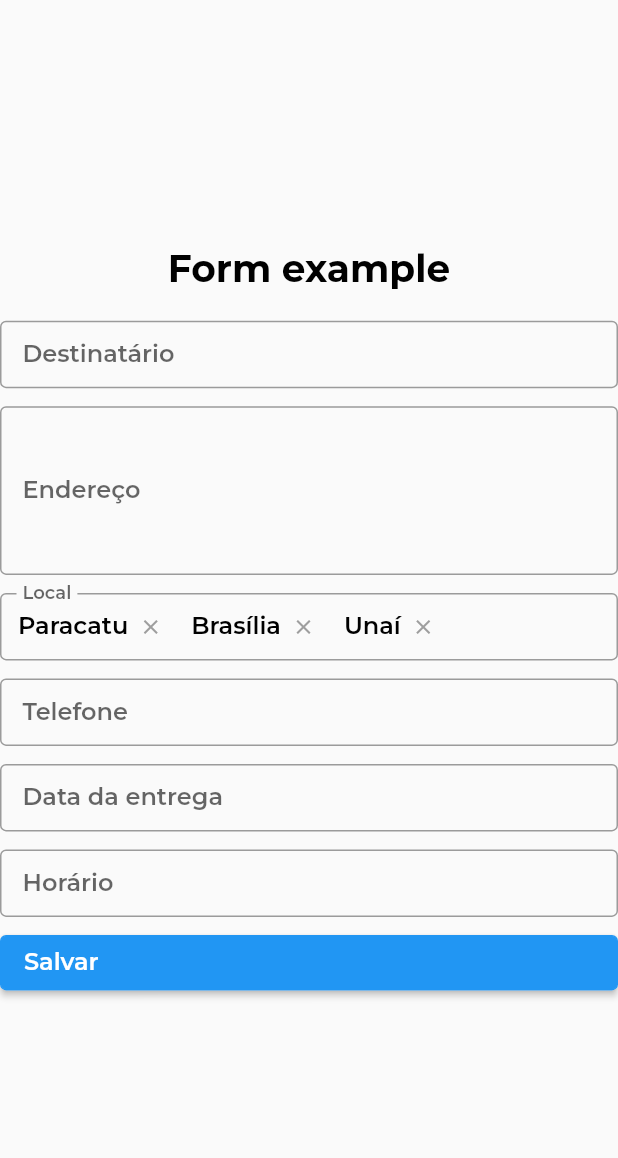
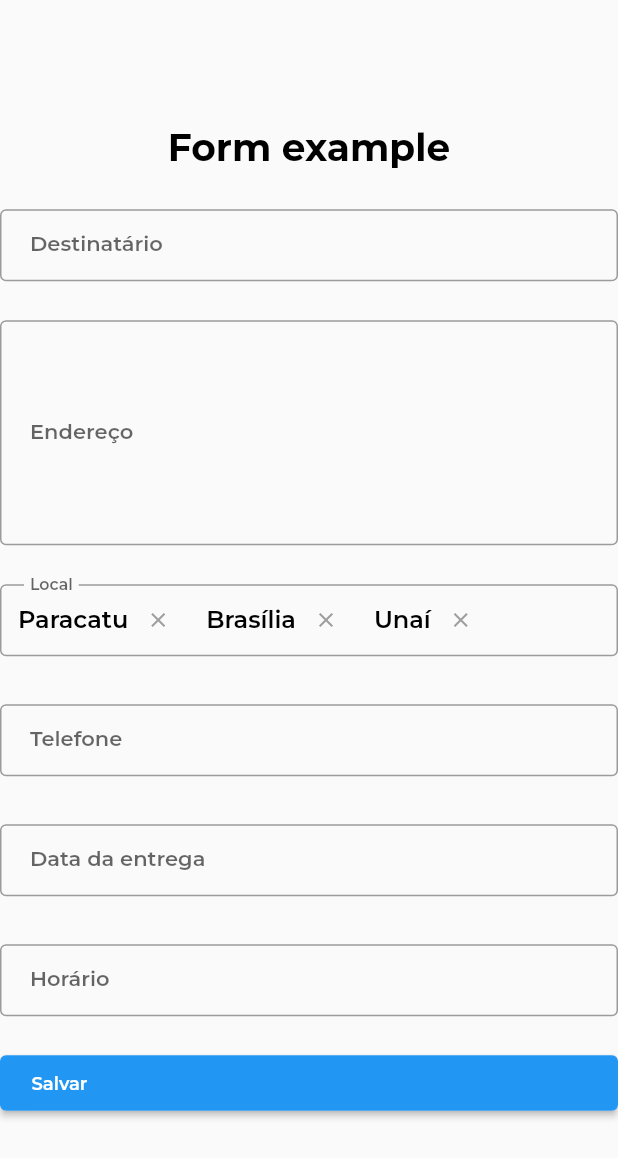
Before and after one commit to maykedesenvolvimento/flutter_boilerplate, a Flutter app: the screen it shows after launch, on a phone screen of 412 x 824 dp. Shown: the top 1158 px of the screen. Run offline on Flutter 3.47's test engine with Material 2 defaults, Android fonts, the phone set to English and light mode, and no system bars; our stand-ins replace google_fonts.

Commit message:
refactor: sizes removed

```diff
--- a/lib/app/definitions/sizes.dart
+++ /dev/null
@@ -1,29 +0,0 @@
-enum AppSize {
-  small,
-  medium,
-  large,
-}
-
-class AppSizes {
-  static double text(AppSize size) {
-    switch (size) {
-      case AppSize.small:
-        return 14;
-      case AppSize.medium:
-        return 16;
-      case AppSize.large:
-        return 18;
-    }
-  }
-
-  static double spacing(AppSize size) {
-    switch (size) {
-      case AppSize.small:
-        return 6;
-      case AppSize.medium:
-        return 7.5;
-      case AppSize.large:
-        return 9;
-    }
-  }
-}
--- a/lib/app/form/views/button.dart
+++ b/lib/app/form/views/button.dart
@@ -1,5 +1,4 @@
 import 'package:flutter/material.dart';
-import '../../definitions/sizes.dart';
 import '../../definitions/text.dart';
 
 class Button extends StatelessWidget {
@@ -11,7 +10,6 @@ class Button extends StatelessWidget {
   final bool outlined;
   final bool circular;
   final IconData? icon;
-  final AppSize size;
   final double? width;
 
   const Button({
@@ -24,14 +22,13 @@ class Button extends StatelessWidget {
     this.loading = false,
     this.icon,
     this.outlined = false,
-    this.size = AppSize.medium,
     this.width,
   }) : super(key: key);
 
   Color get txtColor => outlined ? color : textColor;
   Color get bgColor => outlined ? textColor : color;
-  double get textSize => AppSizes.text(size);
-  double get spacing => AppSizes.spacing(size);
+  double get textSize => 12;
+  double get spacing => 10;
 
   BorderRadius get radius => BorderRadius.circular(circular ? width! / 2 : 4);
 
--- a/lib/app/form/views/form.dart
+++ b/lib/app/form/views/form.dart
@@ -1,5 +1,4 @@
 import 'package:flutter/material.dart';
-import '../../definitions/sizes.dart';
 import '../interfaces/form.dart';
 import '../models/form_item.dart';
 import 'input.dart';
@@ -38,11 +37,8 @@ class _FormState extends State<AppForm> {
           final idx = items.indexOf(e);
 
           return Padding(
-            padding: EdgeInsets.only(
-              bottom: AppSizes.spacing(AppSize.small) * 2,
-            ),
+            padding: const EdgeInsets.only(bottom: 20),
             child: Input(
-              size: AppSize.medium,
               controller: controllers[idx],
               node: nodes[idx],
               onChange: (val) {
@@ -57,7 +53,6 @@ class _FormState extends State<AppForm> {
         Button(
           label: 'Salvar',
           loading: loading,
-          size: AppSize.medium,
           onClick: () {
             final Map<String, dynamic> map = {};
             items.map((e) {
--- a/lib/app/form/views/input.dart
+++ b/lib/app/form/views/input.dart
@@ -1,13 +1,11 @@
 import 'package:flutter/material.dart';
 import 'package:flutter_boilerplate/app/form/views/select_box.dart';
 import 'package:flutter_boilerplate/app/form/views/select_item.dart';
-import '../../definitions/sizes.dart';
 import '../../definitions/text.dart';
 import '../enums/input_type.dart';
 import '../models/form_item.dart';
 
 class Input extends StatelessWidget {
-  final AppSize size;
   final TextEditingController controller;
   final FocusNode node;
   final double? width;
@@ -18,7 +16,6 @@ class Input extends StatelessWidget {
   const Input({
     Key? key,
     required this.item,
-    required this.size,
     required this.controller,
     required this.node,
     required this.onChange,
@@ -26,8 +23,8 @@ class Input extends StatelessWidget {
     this.items = const [],
   }) : super(key: key);
 
-  double get spacing => AppSizes.spacing(size);
-  double get textSize => AppSizes.text(size);
+  double get spacing => 10;
+  double get textSize => 14;
 
   TextInputType get inputType {
     switch (item.type) {
--- /dev/null
+++ b/lib/app/table/views/table.dart
@@ -0,0 +1,10 @@
+import 'package:flutter/material.dart';
+
+class Table extends StatelessWidget {
+  const Table({Key? key}) : super(key: key);
+
+  @override
+  Widget build(BuildContext context) {
+    return Container();
+  }
+}
--- a/lib/delivery_model.dart
+++ b/lib/delivery_model.dart
@@ -73,7 +73,7 @@ class DeliveryModel implements FormInterface {
           Place(id: 2, name: 'Brasília'),
           Place(id: 3, name: 'Unaí'),
         ],
-        type: InputType.selection,
+        type: InputType.multiSelection,
         items: [
           Place(id: 1, name: 'Paracatu'),
           Place(id: 2, name: 'Brasília'),
```
Also changed, not shown: lib/app/table/interfaces/table.dart (added).
